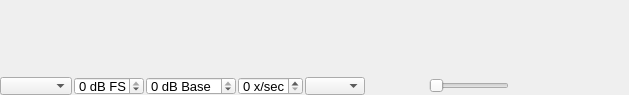
First picture: the form in application/spectrumwidget.ui, repository oldscienceguy/PebbleSDR, before the edit.
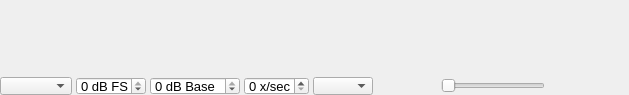
Second picture: the form after the edit.

Commit message: Expandable zoom slider

```diff
--- a/application/spectrumwidget.ui
+++ b/application/spectrumwidget.ui
@@ -202,7 +202,7 @@
         </property>
         <layout class="QHBoxLayout" name="horizontalLayout">
          <property name="spacing">
-          <number>2</number>
+          <number>4</number>
          </property>
          <property name="leftMargin">
           <number>0</number>
@@ -397,7 +397,7 @@
            </property>
            <property name="maximumSize">
             <size>
-             <width>80</width>
+             <width>65535</width>
              <height>18</height>
             </size>
            </property>
@@ -423,19 +423,6 @@
            </property>
           </widget>
          </item>
-         <item>
-          <spacer name="horizontalSpacer">
-           <property name="orientation">
-            <enum>Qt::Horizontal</enum>
-           </property>
-           <property name="sizeHint" stdset="0">
-            <size>
-             <width>0</width>
-             <height>18</height>
-            </size>
-           </property>
-          </spacer>
-         </item>
          <item>
           <widget class="QFrame" name="cursorLabel">
            <property name="sizePolicy">
```
